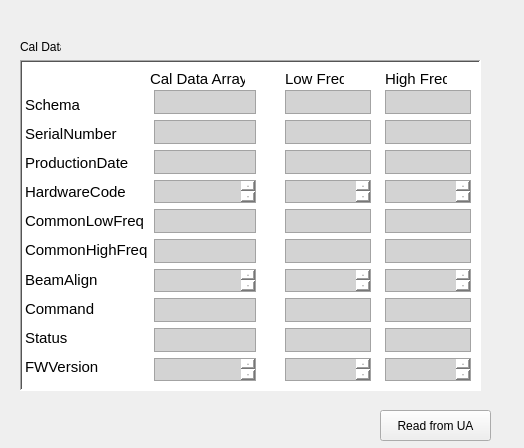
Before: the Qt Designer form Widget_Library/widget_ua_calibration.ui in 8foldrepo/RF_Balance_Profound, drawn with Qt 5.
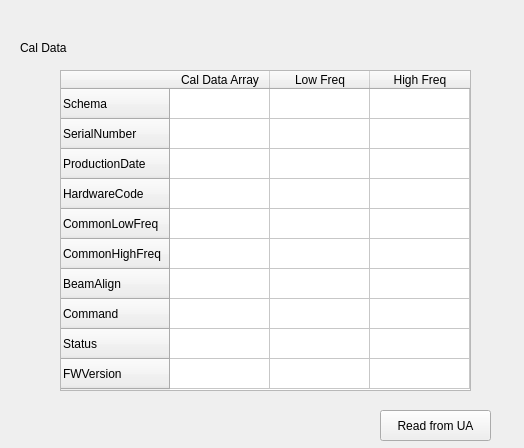
After: the same form once the commit is applied.

Diff of the .ui file:
```diff
--- a/Widget_Library/widget_ua_calibration.ui
+++ b/Widget_Library/widget_ua_calibration.ui
@@ -13,456 +13,6 @@
   <property name="windowTitle">
    <string>Form</string>
   </property>
-  <widget class="QFrame" name="frame">
-   <property name="geometry">
-    <rect>
-     <x>20</x>
-     <y>60</y>
-     <width>461</width>
-     <height>331</height>
-    </rect>
-   </property>
-   <property name="styleSheet">
-    <string notr="true">background:white</string>
-   </property>
-   <property name="frameShape">
-    <enum>QFrame::WinPanel</enum>
-   </property>
-   <property name="frameShadow">
-    <enum>QFrame::Sunken</enum>
-   </property>
-   <widget class="QLabel" name="label_32">
-    <property name="geometry">
-     <rect>
-      <x>365</x>
-      <y>10</y>
-      <width>62</width>
-      <height>18</height>
-     </rect>
-    </property>
-    <property name="font">
-     <font>
-      <pointsize>11</pointsize>
-     </font>
-    </property>
-    <property name="text">
-     <string>High Freq</string>
-    </property>
-   </widget>
-   <widget class="QLabel" name="label_31">
-    <property name="geometry">
-     <rect>
-      <x>130</x>
-      <y>10</y>
-      <width>95</width>
-      <height>18</height>
-     </rect>
-    </property>
-    <property name="font">
-     <font>
-      <pointsize>11</pointsize>
-     </font>
-    </property>
-    <property name="text">
-     <string>Cal Data Array</string>
-    </property>
-   </widget>
-   <widget class="QLabel" name="label_33">
-    <property name="geometry">
-     <rect>
-      <x>265</x>
-      <y>10</y>
-      <width>59</width>
-      <height>18</height>
-     </rect>
-    </property>
-    <property name="font">
-     <font>
-      <pointsize>11</pointsize>
-     </font>
-    </property>
-    <property name="text">
-     <string>Low Freq</string>
-    </property>
-   </widget>
-   <widget class="QWidget" name="layoutWidget">
-    <property name="geometry">
-     <rect>
-      <x>5</x>
-      <y>30</y>
-      <width>231</width>
-      <height>291</height>
-     </rect>
-    </property>
-    <layout class="QHBoxLayout" name="labels_values_horz_3">
-     <item>
-      <layout class="QVBoxLayout" name="data_labels_vert_3">
-       <property name="spacing">
-        <number>0</number>
-       </property>
-       <item>
-        <widget class="QLabel" name="label_21">
-         <property name="font">
-          <font>
-           <pointsize>11</pointsize>
-          </font>
-         </property>
-         <property name="text">
-          <string>Schema</string>
-         </property>
-        </widget>
-       </item>
-       <item>
-        <widget class="QLabel" name="label_22">
-         <property name="font">
-          <font>
-           <pointsize>11</pointsize>
-          </font>
-         </property>
-         <property name="text">
-          <string>SerialNumber</string>
-         </property>
-        </widget>
-       </item>
-       <item>
-        <widget class="QLabel" name="label_23">
-         <property name="font">
-          <font>
-           <pointsize>11</pointsize>
-          </font>
-         </property>
-         <property name="text">
-          <string>ProductionDate</string>
-         </property>
-        </widget>
-       </item>
-       <item>
-        <widget class="QLabel" name="label_24">
-         <property name="font">
-          <font>
-           <pointsize>11</pointsize>
-          </font>
-         </property>
-         <property name="text">
-          <string>HardwareCode</string>
-         </property>
-        </widget>
-       </item>
-       <item>
-        <widget class="QLabel" name="label_25">
-         <property name="font">
-          <font>
-           <pointsize>11</pointsize>
-          </font>
-         </property>
-         <property name="text">
-          <string>CommonLowFreq</string>
-         </property>
-        </widget>
-       </item>
-       <item>
-        <widget class="QLabel" name="label_26">
-         <property name="font">
-          <font>
-           <pointsize>11</pointsize>
-          </font>
-         </property>
-         <property name="text">
-          <string>CommonHighFreq</string>
-         </property>
-        </widget>
-       </item>
-       <item>
-        <widget class="QLabel" name="label_27">
-         <property name="font">
-          <font>
-           <pointsize>11</pointsize>
-          </font>
-         </property>
-         <property name="text">
-          <string>BeamAlign</string>
-         </property>
-        </widget>
-       </item>
-       <item>
-        <widget class="QLabel" name="label_28">
-         <property name="font">
-          <font>
-           <pointsize>11</pointsize>
-          </font>
-         </property>
-         <property name="text">
-          <string>Command</string>
-         </property>
-        </widget>
-       </item>
-       <item>
-        <widget class="QLabel" name="label_29">
-         <property name="font">
-          <font>
-           <pointsize>11</pointsize>
-          </font>
-         </property>
-         <property name="text">
-          <string>Status</string>
-         </property>
-        </widget>
-       </item>
-       <item>
-        <widget class="QLabel" name="label_30">
-         <property name="font">
-          <font>
-           <pointsize>11</pointsize>
-          </font>
-         </property>
-         <property name="text">
-          <string>FWVersion</string>
-         </property>
-        </widget>
-       </item>
-      </layout>
-     </item>
-     <item>
-      <layout class="QVBoxLayout" name="cal_data_array_group_3">
-       <item>
-        <widget class="QTextBrowser" name="schema_3">
-         <property name="styleSheet">
-          <string notr="true">background-color:lightgrey</string>
-         </property>
-        </widget>
-       </item>
-       <item>
-        <widget class="QTextBrowser" name="serial_no_3">
-         <property name="styleSheet">
-          <string notr="true">background-color:lightgrey</string>
-         </property>
-        </widget>
-       </item>
-       <item>
-        <widget class="QTextBrowser" name="prod_date_3">
-         <property name="styleSheet">
-          <string notr="true">background-color:lightgrey</string>
-         </property>
-        </widget>
-       </item>
-       <item>
-        <widget class="QTextBrowser" name="hardware_code_3">
-         <property name="styleSheet">
-          <string notr="true">background-color:lightgrey</string>
-         </property>
-        </widget>
-       </item>
-       <item>
-        <widget class="QTextBrowser" name="common_lo_freq_3">
-         <property name="styleSheet">
-          <string notr="true">background-color:lightgrey</string>
-         </property>
-        </widget>
-       </item>
-       <item>
-        <widget class="QTextBrowser" name="common_hi_freq_3">
-         <property name="styleSheet">
-          <string notr="true">background-color:lightgrey</string>
-         </property>
-        </widget>
-       </item>
-       <item>
-        <widget class="QTextBrowser" name="beam_align_3">
-         <property name="styleSheet">
-          <string notr="true">background-color:lightgrey</string>
-         </property>
-        </widget>
-       </item>
-       <item>
-        <widget class="QTextBrowser" name="command_3">
-         <property name="styleSheet">
-          <string notr="true">background-color:lightgrey</string>
-         </property>
-        </widget>
-       </item>
-       <item>
-        <widget class="QTextBrowser" name="status_3">
-         <property name="styleSheet">
-          <string notr="true">background-color:lightgrey</string>
-         </property>
-        </widget>
-       </item>
-       <item>
-        <widget class="QTextBrowser" name="fw_version_3">
-         <property name="styleSheet">
-          <string notr="true">background-color:lightgrey</string>
-         </property>
-        </widget>
-       </item>
-      </layout>
-     </item>
-    </layout>
-   </widget>
-   <widget class="QWidget" name="layoutWidget_2">
-    <property name="geometry">
-     <rect>
-      <x>265</x>
-      <y>30</y>
-      <width>86</width>
-      <height>291</height>
-     </rect>
-    </property>
-    <layout class="QVBoxLayout" name="low_freq_group_3">
-     <item>
-      <widget class="QTextBrowser" name="schema_lo_3">
-       <property name="styleSheet">
-        <string notr="true">background-color:lightgrey</string>
-       </property>
-      </widget>
-     </item>
-     <item>
-      <widget class="QTextBrowser" name="serial_no_lo_3">
-       <property name="styleSheet">
-        <string notr="true">background-color:lightgrey</string>
-       </property>
-      </widget>
-     </item>
-     <item>
-      <widget class="QTextBrowser" name="prod_date_lo_3">
-       <property name="styleSheet">
-        <string notr="true">background-color:lightgrey</string>
-       </property>
-      </widget>
-     </item>
-     <item>
-      <widget class="QTextBrowser" name="hardware_code_lo_3">
-       <property name="styleSheet">
-        <string notr="true">background-color:lightgrey</string>
-       </property>
-      </widget>
-     </item>
-     <item>
-      <widget class="QTextBrowser" name="common_lo_freq_lo_3">
-       <property name="styleSheet">
-        <string notr="true">background-color:lightgrey</string>
-       </property>
-      </widget>
-     </item>
-     <item>
-      <widget class="QTextBrowser" name="common_hi_freq_lo_3">
-       <property name="styleSheet">
-        <string notr="true">background-color:lightgrey</string>
-       </property>
-      </widget>
-     </item>
-     <item>
-      <widget class="QTextBrowser" name="beam_align_lo_3">
-       <property name="styleSheet">
-        <string notr="true">background-color:lightgrey</string>
-       </property>
-      </widget>
-     </item>
-     <item>
-      <widget class="QTextBrowser" name="command_lo_3">
-       <property name="styleSheet">
-        <string notr="true">background-color:lightgrey</string>
-       </property>
-      </widget>
-     </item>
-     <item>
-      <widget class="QTextBrowser" name="status_lo_3">
-       <property name="styleSheet">
-        <string notr="true">background-color:lightgrey</string>
-       </property>
-      </widget>
-     </item>
-     <item>
-      <widget class="QTextBrowser" name="fw_version_lo_3">
-       <property name="styleSheet">
-        <string notr="true">background-color:lightgrey</string>
-       </property>
-      </widget>
-     </item>
-    </layout>
-   </widget>
-   <widget class="QWidget" name="layoutWidget_3">
-    <property name="geometry">
-     <rect>
-      <x>365</x>
-      <y>30</y>
-      <width>86</width>
-      <height>291</height>
-     </rect>
-    </property>
-    <layout class="QVBoxLayout" name="high_freq_group_3">
-     <item>
-      <widget class="QTextBrowser" name="schema_hi_3">
-       <property name="styleSheet">
-        <string notr="true">background-color:lightgrey</string>
-       </property>
-      </widget>
-     </item>
-     <item>
-      <widget class="QTextBrowser" name="serial_no_hi_3">
-       <property name="styleSheet">
-        <string notr="true">background-color:lightgrey</string>
-       </property>
-      </widget>
-     </item>
-     <item>
-      <widget class="QTextBrowser" name="prod_date_hi_3">
-       <property name="styleSheet">
-        <string notr="true">background-color:lightgrey</string>
-       </property>
-      </widget>
-     </item>
-     <item>
-      <widget class="QTextBrowser" name="hardware_code_hi_3">
-       <property name="styleSheet">
-        <string notr="true">background-color:lightgrey</string>
-       </property>
-      </widget>
-     </item>
-     <item>
-      <widget class="QTextBrowser" name="common_lo_freq_hi_3">
-       <property name="styleSheet">
-        <string notr="true">background-color:lightgrey</string>
-       </property>
-      </widget>
-     </item>
-     <item>
-      <widget class="QTextBrowser" name="common_hi_freq_hi_3">
-       <property name="styleSheet">
-        <string notr="true">background-color:lightgrey</string>
-       </property>
-      </widget>
-     </item>
-     <item>
-      <widget class="QTextBrowser" name="beam_align_hi_3">
-       <property name="styleSheet">
-        <string notr="true">background-color:lightgrey</string>
-       </property>
-      </widget>
-     </item>
-     <item>
-      <widget class="QTextBrowser" name="command_hi_3">
-       <property name="styleSheet">
-        <string notr="true">background-color:lightgrey</string>
-       </property>
-      </widget>
-     </item>
-     <item>
-      <widget class="QTextBrowser" name="status_hi_3">
-       <property name="styleSheet">
-        <string notr="true">background-color:lightgrey</string>
-       </property>
-      </widget>
-     </item>
-     <item>
-      <widget class="QTextBrowser" name="fw_version_hi_3">
-       <property name="styleSheet">
-        <string notr="true">background-color:lightgrey</string>
-       </property>
-      </widget>
-     </item>
-    </layout>
-   </widget>
-  </widget>
   <widget class="QPushButton" name="read_from_ua_button">
    <property name="geometry">
     <rect>
@@ -481,14 +31,89 @@
     <rect>
      <x>20</x>
      <y>40</y>
-     <width>41</width>
-     <height>13</height>
+     <width>81</width>
+     <height>16</height>
     </rect>
    </property>
    <property name="text">
     <string>Cal Data</string>
    </property>
   </widget>
+  <widget class="QTableWidget" name="tableWidget">
+   <property name="geometry">
+    <rect>
+     <x>60</x>
+     <y>70</y>
+     <width>411</width>
+     <height>321</height>
+    </rect>
+   </property>
+   <row>
+    <property name="text">
+     <string>Schema</string>
+    </property>
+   </row>
+   <row>
+    <property name="text">
+     <string>SerialNumber</string>
+    </property>
+   </row>
+   <row>
+    <property name="text">
+     <string>ProductionDate</string>
+    </property>
+   </row>
+   <row>
+    <property name="text">
+     <string>HardwareCode</string>
+    </property>
+   </row>
+   <row>
+    <property name="text">
+     <string>CommonLowFreq</string>
+    </property>
+   </row>
+   <row>
+    <property name="text">
+     <string>CommonHighFreq</string>
+    </property>
+   </row>
+   <row>
+    <property name="text">
+     <string>BeamAlign</string>
+    </property>
+   </row>
+   <row>
+    <property name="text">
+     <string>Command</string>
+    </property>
+   </row>
+   <row>
+    <property name="text">
+     <string>Status</string>
+    </property>
+   </row>
+   <row>
+    <property name="text">
+     <string>FWVersion</string>
+    </property>
+   </row>
+   <column>
+    <property name="text">
+     <string>Cal Data Array</string>
+    </property>
+   </column>
+   <column>
+    <property name="text">
+     <string>Low Freq</string>
+    </property>
+   </column>
+   <column>
+    <property name="text">
+     <string>High Freq</string>
+    </property>
+   </column>
+  </widget>
  </widget>
  <resources/>
  <connections/>
```
